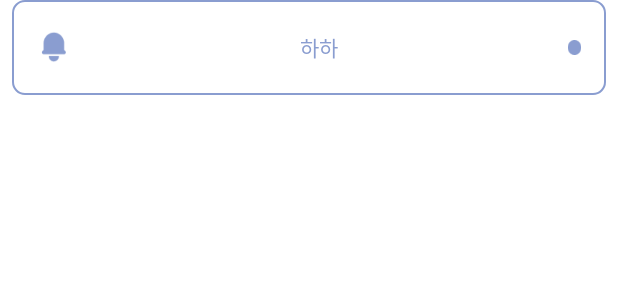
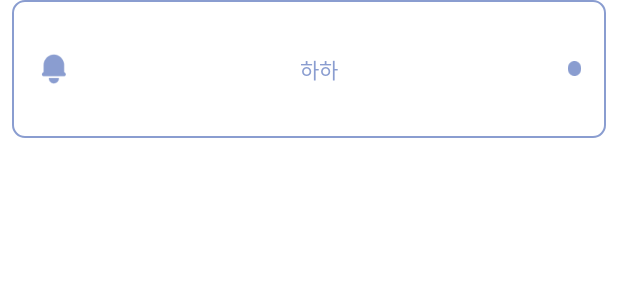
Before and after one commit to pobluesky/customer-inquiry-system-mobile, an Android app: the layout list_notification_item.xml on its own in the app's theme, with its tools: preview values and no code run, on a phone screen of 412 x 824 dp. Shown: the top 300 px of the screen. Run offline under Robolectric (Android 15) with nearby library versions, the light colour scheme and no system bars.

Commit message:
pbs-408--refactor: 알림 contents height 조정

```diff
--- a/app/src/main/java/com/example/customer_inquiry_system_mobile/domain/question/fragment/QuestionFragment.java
+++ b/app/src/main/java/com/example/customer_inquiry_system_mobile/domain/question/fragment/QuestionFragment.java
@@ -4,6 +4,7 @@ import android.annotation.SuppressLint;
 import android.app.DatePickerDialog;
 import android.graphics.drawable.ColorDrawable;
 import android.os.Bundle;
+import android.util.Log;
 import android.view.LayoutInflater;
 import android.view.View;
 import android.view.ViewGroup;
@@ -91,6 +92,7 @@ public class QuestionFragment extends Fragment {
                             "Failed to load questions: " + response.message(),
                             Toast.LENGTH_LONG
                     ).show();
+                    Log.d("Question", response.message());
                 }
             }
 
--- a/app/src/main/res/layout/list_notification_item.xml
+++ b/app/src/main/res/layout/list_notification_item.xml
@@ -18,7 +18,7 @@
     <TextView
         android:id="@+id/notificationContent"
         android:layout_width="0dp"
-        android:layout_height="31dp"
+        android:layout_height="60dp"
         android:layout_weight="1"
         android:gravity="center"
         android:textSize="14sp"
```
